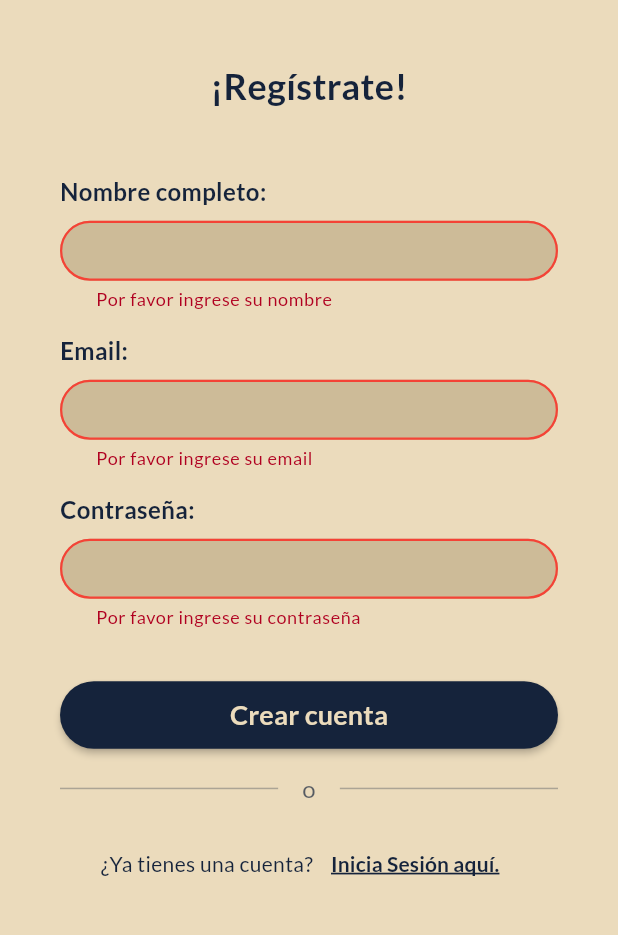
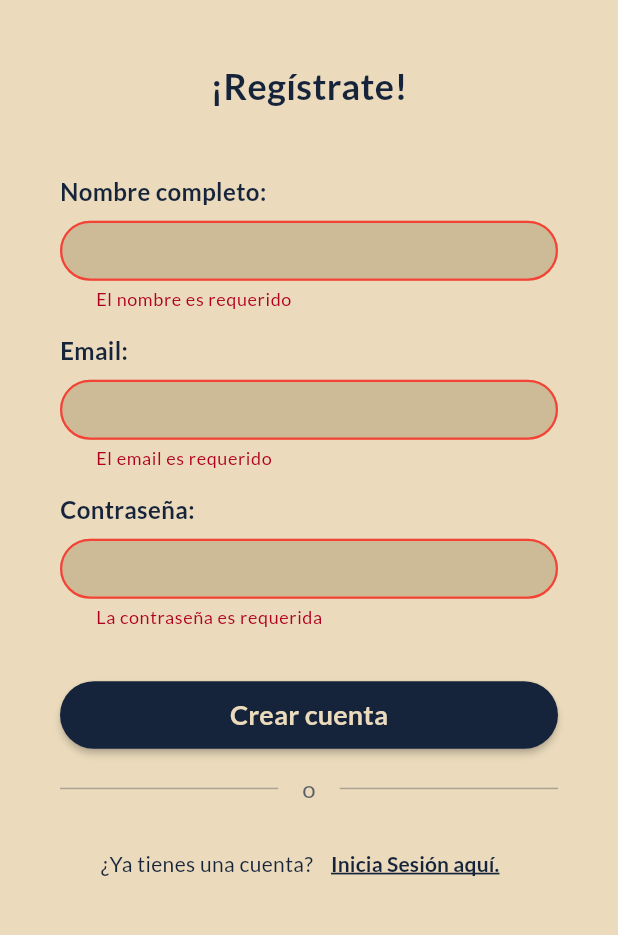
Before and after one commit to JuanesPachon/Stockia, a Flutter app: the RegisterPage screen opened by its route, after a tap on "Crear cuenta", on a phone screen of 412 x 824 dp, the part 214-1149 px from its top. Run offline on Flutter 3.47's test engine with Material 3 defaults, Android fonts, the phone set to English and light mode, and no system bars; our stand-ins replace google_fonts.

Commit message:
feat(auth): add register request in RegisterPage from

```diff
--- a/client/lib/core/api/api_endpoints.dart
+++ b/client/lib/core/api/api_endpoints.dart
@@ -1,5 +1,5 @@
 class ApiEndpoints {
-  static const String baseUrl = 'http://localhost:3000/api/v1';
+  static const String baseUrl = 'http://10.0.2.2:3000/api/v1';
 
   static const String register = '$baseUrl/auth/register';
   static const String login = '$baseUrl/auth/login';
--- a/client/lib/features/auth/presentation/pages/register_page.dart
+++ b/client/lib/features/auth/presentation/pages/register_page.dart
@@ -3,6 +3,8 @@ import '../../../../core/constants/app_colors.dart';
 import '../../../../core/constants/app_routes.dart';
 import '../../../../shared/widgets/default_button.dart';
 import '../../../../shared/widgets/default_textfield.dart';
+import '../../../../data/services/auth_service.dart';
+import '../../../../data/models/auth/register_request.dart';
 
 class RegisterPage extends StatefulWidget {
   const RegisterPage({super.key});
@@ -16,6 +18,9 @@ class _RegisterPageState extends State<RegisterPage> {
   final _nameController = TextEditingController();
   final _emailController = TextEditingController();
   final _passwordController = TextEditingController();
+  final AuthService _authService = AuthService();
+
+  bool _isLoading = false;
 
   @override
   void dispose() {
@@ -23,6 +28,72 @@ class _RegisterPageState extends State<RegisterPage> {
     _emailController.dispose();
     _passwordController.dispose();
     super.dispose();
+  }
+
+  Future<void> _handleRegister() async {
+    if (!_formKey.currentState!.validate()) return;
+
+    setState(() {
+      _isLoading = true;
+    });
+
+    try {
+      final registerRequest = RegisterRequest(
+        name: _nameController.text.trim(),
+        email: _emailController.text.trim(),
+        password: _passwordController.text,
+      );
+
+      final response = await _authService.register(registerRequest);
+
+      if (response.success) {
+        if (mounted) {
+          ScaffoldMessenger.of(context).showSnackBar(
+            SnackBar(
+              content: Text('Cuenta creada exitosamente'),
+              backgroundColor: Colors.green[800],
+            ),
+          );
+          Navigator.pushReplacementNamed(context, AppRoutes.login);
+        }
+      } else {
+        if (mounted) {
+
+          String errorMessage = 'Error al crear la cuenta';
+          if (response.error == 'duplicate') {
+            errorMessage = 'Ya existe una cuenta con este email';
+          } else if (response.error?.toLowerCase().contains('network') == true) {
+            errorMessage = 'Error de conexión. Verifica tu internet.';
+          } else if (response.error?.toLowerCase().contains('timeout') == true) {
+            errorMessage = 'Tiempo de espera agotado. Intenta nuevamente.';
+          } else {
+            errorMessage = 'Error al crear la cuenta, intentalo de nuevo mas tarde';
+          }
+
+          ScaffoldMessenger.of(context).showSnackBar(
+            SnackBar(
+              content: Text(errorMessage),
+              backgroundColor: Colors.red[800],
+            ),
+          );
+        }
+      }
+    } catch (e) {
+      if (mounted) {
+        ScaffoldMessenger.of(context).showSnackBar(
+          SnackBar(
+            content: Text('Error inesperado. Intente nuevamente.'),
+            backgroundColor: Colors.red[800],
+          ),
+        );
+      }
+    } finally {
+      if (mounted) {
+        setState(() {
+          _isLoading = false;
+        });
+      }
+    }
   }
 
   @override
@@ -67,7 +138,13 @@ class _RegisterPageState extends State<RegisterPage> {
                         keyboardType: TextInputType.name,
                         validator: (value) {
                           if (value == null || value.isEmpty) {
-                            return 'Por favor ingrese su nombre';
+                            return 'El nombre es requerido';
+                          }
+                          if (value.length < 2 || value.length > 30) {
+                            return 'El nombre debe tener entre 2 y 30 caracteres';
+                          }
+                          if (!RegExp(r'^[a-zA-ZáéíóúÁÉÍÓÚñÑüÜ\s]+$').hasMatch(value)) {
+                            return 'El nombre solo debe contener letras';
                           }
                           return null;
                         },
@@ -79,12 +156,15 @@ class _RegisterPageState extends State<RegisterPage> {
                         keyboardType: TextInputType.emailAddress,
                         validator: (value) {
                           if (value == null || value.isEmpty) {
-                            return 'Por favor ingrese su email';
+                            return 'El email es requerido';
                           }
                           if (!RegExp(
                             r'^[\w-\.]+@([\w-]+\.)+[\w-]{2,4}$',
                           ).hasMatch(value)) {
                             return 'Por favor ingrese un email válido';
+                          }
+                          if (value.length > 100) {
+                            return 'El email no debe exceder 100 caracteres';
                           }
                           return null;
                         },
@@ -96,11 +176,12 @@ class _RegisterPageState extends State<RegisterPage> {
                         obscureText: true,
                         validator: (value) {
                           if (value == null || value.isEmpty) {
-                            return 'Por favor ingrese su contraseña';
+                            return 'La contraseña es requerida';
                           }
-                          if (value.length < 8) {
-                            return 'La contraseña debe tener al menos 8 caracteres';
+                          if (!RegExp(r'^(?=.*[a-z])(?=.*[A-Z])(?=.*\d)(?=.*[!@#$%^&*(),.?":{}|<>]).{8,}$').hasMatch(value)) {
+                            return 'La contraseña debe tener mínimo 8 caracteres, una mayúscula, una minúscula, un número y un carácter especial';
                           }
+
                           return null;
                         },
                       ),
@@ -108,12 +189,8 @@ class _RegisterPageState extends State<RegisterPage> {
                       const SizedBox(height: 5),
 
                         DefaultButton(
-                          text: 'Crear cuenta',
-                          onPressed: () {
-                            if (_formKey.currentState!.validate()) {
-                              Navigator.pushReplacementNamed(context, AppRoutes.management);
-                            }
-                          },
+                          text: _isLoading ? 'Creando cuenta...' : 'Crear cuenta',
+                          onPressed: _isLoading ? null : _handleRegister,
                         ),
 
                       Row(
--- a/client/lib/main.dart
+++ b/client/lib/main.dart
@@ -34,7 +34,7 @@ class StockiaApp extends StatelessWidget {
       title: 'Stockia',
       theme: AppTheme.lightTheme,
       debugShowCheckedModeBanner: false,
-      initialRoute: AppRoutes.dashboard,
+      initialRoute: AppRoutes.welcome,
       routes: {
         AppRoutes.welcome: (context) => const WelcomePage(),
         AppRoutes.login: (context) => const LoginPage(),
--- a/client/lib/shared/widgets/default_textfield.dart
+++ b/client/lib/shared/widgets/default_textfield.dart
@@ -45,6 +45,7 @@ class DefaultTextField extends StatelessWidget {
               filled: true,
               fillColor: const Color.fromARGB(255, 205, 187, 152),
               isDense: true,
+              errorMaxLines: 3,
               border: OutlineInputBorder(
                 borderRadius: BorderRadius.circular(30),
                 borderSide: const BorderSide(
```
Also changed, not shown: 2 other files.
